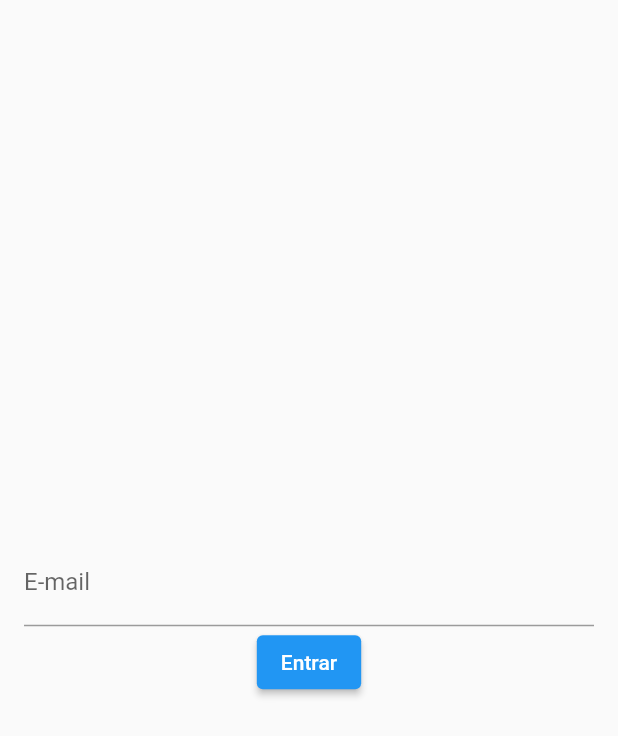
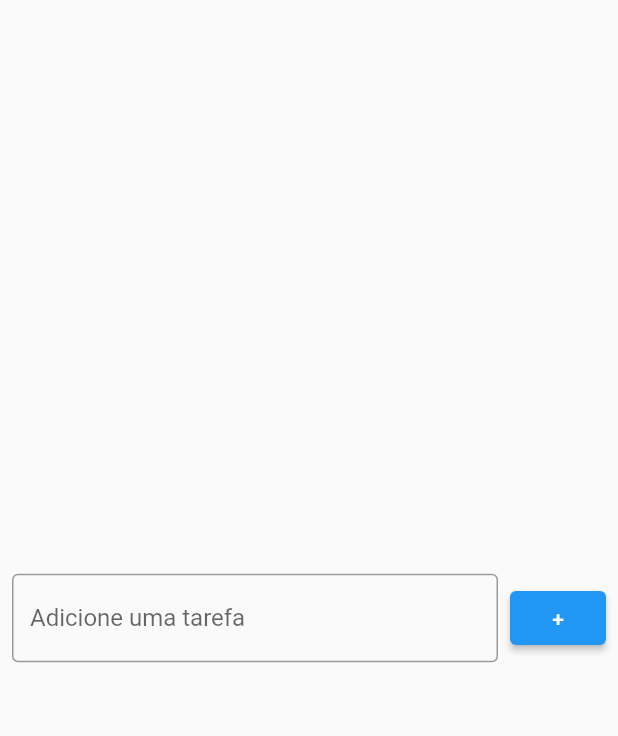
Before and after one commit to silviofrancoms10/todo_list, a Flutter app: the screen it shows after launch, on a phone screen of 412 x 824 dp. Shown: the top 736 px of the screen. Run offline on Flutter 3.47's test engine with Material 2 defaults, Android fonts, the phone set to English and light mode, and no system bars.

Commit message:
Aula 91 - Trabalhando com Expanded

```diff
--- a/lib/pages/todo_list_page.dart
+++ b/lib/pages/todo_list_page.dart
@@ -1,55 +1,34 @@
 import 'package:flutter/material.dart';
 
 class TodoListPage extends StatelessWidget {
-  TodoListPage({super.key});
-
-  final TextEditingController emailController = TextEditingController();
+  const TodoListPage({super.key});
 
   @override
   Widget build(BuildContext context) {
     return Scaffold(
       body: Center(
         child: Padding(
-          padding: const EdgeInsets.symmetric(horizontal: 16),
-          child: Column(
-            mainAxisSize: MainAxisSize.min,
+          padding: const EdgeInsets.symmetric(horizontal: 8),
+          child: Row(
             children: [
-              TextField(
-                /* hintText: 'exemplo@email.com',
-                  border: InputBorder.none,//OutlineInputBorder(),
-                  errorText: 'Campo obrigatório'
+              Expanded(
+                child: TextField(
+                  decoration: InputDecoration(
+                    border: OutlineInputBorder(),
+                    labelText: 'Adicione uma tarefa',
+                    hintText: 'Ex. Estudar Flutter',
+                  ),
                 ),
-                obscureText: true,
-                */
-                controller: emailController,
-                decoration: const InputDecoration(
-                  labelText: 'E-mail',
-                ),
-                onChanged: onChanged,   // ver qualquer mudança no campo de texto
-                onSubmitted: onSubmitted, // bom para desenvolvimento web, quando aperta enter entra o valor no campo
               ),
+              SizedBox(width: 8),
               ElevatedButton(
-                onPressed: login,
-                child: Text('Entrar'),
-              ),
+                onPressed: (){},
+                child: Text('+'),
+              )
             ],
           ),
         ),
       ),
     );
   }
-
-  void login() {
-    String text = emailController.text;
-    print(text);
-  }
-
-  void onChanged(String text) {
-    print(text);
-  }
-
-  void onSubmitted(String text) {
-    print(text);
-  }
-
 }
--- a/pubspec.yaml
+++ b/pubspec.yaml
@@ -35,6 +35,7 @@ dependencies:
   # The following adds the Cupertino Icons font to your application.
   # Use with the CupertinoIcons class for iOS style icons.
   cupertino_icons: ^1.0.2
+  http: ^1.1.0
 
 dev_dependencies:
   flutter_test:
```
Also changed, not shown: pubspec.lock.
